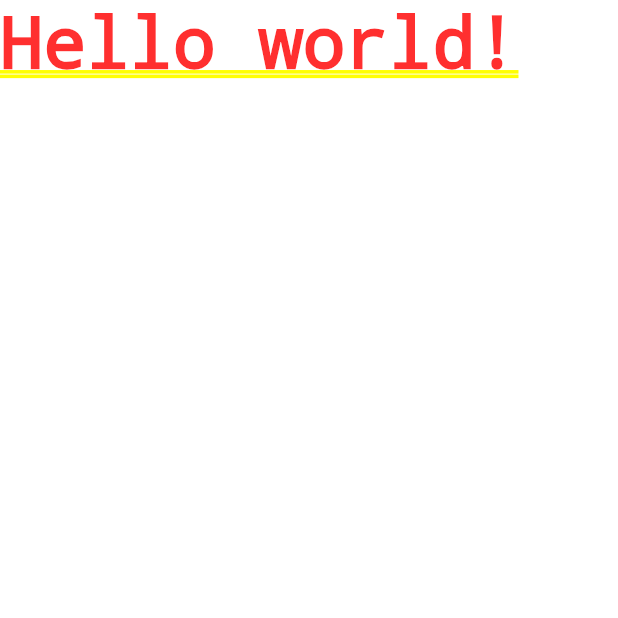
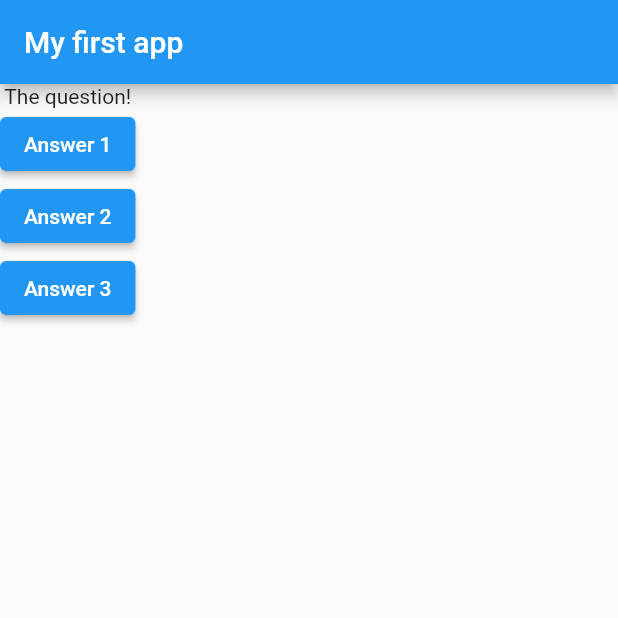
Before and after one commit to Totemi1324/sandbox_app, a Flutter app: the screen it shows after launch, on a phone screen of 412 x 824 dp, the top half of it. Run offline on Flutter 3.47's test engine with Material 2 defaults, Android fonts, the light colour scheme and no system bars.

Commit message:
Add buttons for choosing answers

```diff
--- a/lib/main.dart
+++ b/lib/main.dart
@@ -5,8 +5,35 @@ void main(List<String> args) {
 }
 
 class MyApp extends StatelessWidget {
+  void onAnswerPressed() {
+    print("Answer chosen");
+  }
+
   @override
   Widget build(BuildContext context) {
-    return const MaterialApp(home: Text('Hello world!'),);
+    return MaterialApp(
+      home: Scaffold(
+        appBar: AppBar(
+          title: const Text("My first app"),
+        ),
+        body: Column(
+          children: [
+            const Text("The question!"),
+            ElevatedButton(
+              onPressed: onAnswerPressed,
+              child: const Text("Answer 1"),
+            ),
+            ElevatedButton(
+              onPressed: onAnswerPressed,
+              child: const Text("Answer 2"),
+            ),
+            ElevatedButton(
+              onPressed: onAnswerPressed,
+              child: const Text("Answer 3"),
+            ),
+          ],
+        ),
+      ),
+    );
   }
 }
```
Also changed, not shown: 1 other file.
